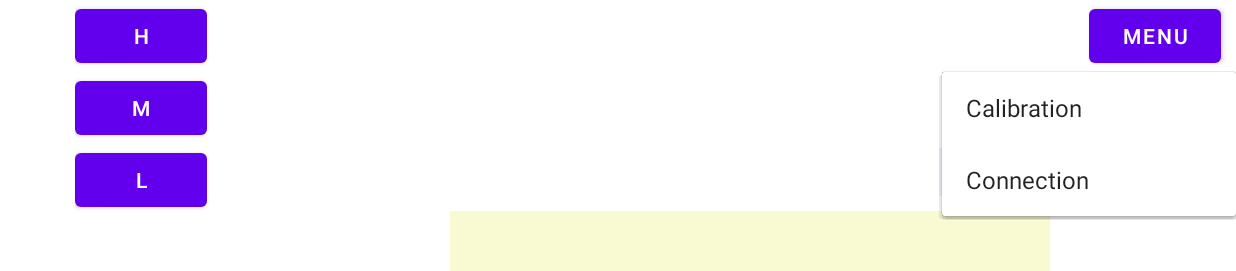
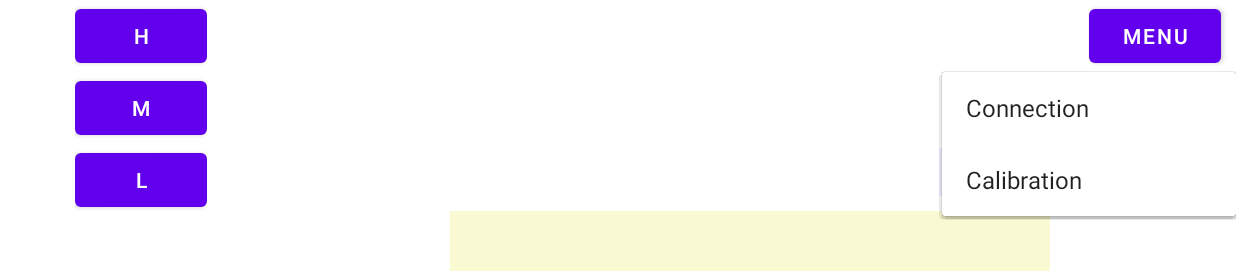
Before and after one commit to seagochen/PetoiControllerKotlin, an Android app: the screen it shows after launch (MainActivity), after a tap on "MENU", on a phone screen of 824 x 412 dp (held sideways). Shown: the top 271 px of the screen. Run offline under Robolectric (Android 15) with nearby library versions, the phone set to English and light mode, and no system bars.

Commit message:
main pages of UI already linked

```diff
--- a/app/src/main/java/com/petoi/kotlin/android/app/MainActivity.kt
+++ b/app/src/main/java/com/petoi/kotlin/android/app/MainActivity.kt
@@ -1,6 +1,7 @@
 package com.petoi.kotlin.android.app
 
 import android.annotation.SuppressLint
+import android.content.Intent
 import android.os.Build
 import android.os.Bundle
 import android.util.Log
@@ -15,10 +16,15 @@ enum class KineState {
     NORMAL, RUN, CRAWL
 }
 
+enum class MotionItemState {
+    EDIT, DELETE
+}
+
 @RequiresApi(Build.VERSION_CODES.LOLLIPOP)
 class MainActivity : BluetoothBasedActivity() {
 
     private var kinestate: KineState = KineState.NORMAL
+    private var itemState: MotionItemState = MotionItemState.EDIT
 
     // 绑定弹出菜单
     private fun bindPopupMenu() {
@@ -173,6 +179,23 @@ class MainActivity : BluetoothBasedActivity() {
         }
     }
 
+    // 绑定动作增删按钮
+    private fun bindMotionItemButton() {
+        val btnAdd = findViewById<ImageButton>(R.id.btn_main_add)
+        val btnRmv = findViewById<ImageButton>(R.id.btn_main_remove)
+
+        btnAdd.setOnClickListener {
+            val intent = Intent(this@MainActivity, MotionsControlActivity::class.java)
+            intent.putExtra("position", -1)
+            intent.putExtra("cmdName", "")
+            intent.putExtra("cmdDetail", "")
+            startActivity(intent)
+        }
+        btnRmv.setOnClickListener {
+            itemState = MotionItemState.DELETE
+        }
+    }
+
     // Android Activity初始化后的调用函数
     override fun onCreate(savedInstanceState: Bundle?) {
         super.onCreate(savedInstanceState)
@@ -183,5 +206,6 @@ class MainActivity : BluetoothBasedActivity() {
         bindPopupMenu()
         bindMotionDir()
         bindKineState()
+        bindMotionItemButton()
     }
 }
--- a/app/src/main/res/layout/activity_main.xml
+++ b/app/src/main/res/layout/activity_main.xml
@@ -123,6 +123,7 @@
                 android:layout_marginBottom="10dp"
                 android:layout_marginStart="326dp">
 
+                <!-- 新增动作 -->
                 <ImageButton
                     android:id="@+id/btn_main_add"
                     android:layout_width="32dp"
@@ -133,6 +134,7 @@
                     android:src="@android:drawable/ic_input_add"
                     android:contentDescription="@string/ibt_main_remove" />
 
+                <!-- 删除动作 -->
                 <ImageButton
                     android:id="@+id/btn_main_remove"
                     android:layout_width="32dp"
--- a/app/src/main/res/layout/activity_motion.xml
+++ b/app/src/main/res/layout/activity_motion.xml
@@ -11,6 +11,7 @@
 
         <!-- Activity default -->
         <Button
+            android:id="@+id/btn_motion_back"
             android:layout_width="100dp"
             android:layout_height="wrap_content"
             android:layout_marginTop="10dp"
@@ -88,6 +89,7 @@
                 android:layout_height="wrap_content">
 
                 <Button
+                    android:id="@+id/btn_motion_test"
                     android:layout_width="100dp"
                     android:layout_height="wrap_content"
                     android:layout_centerVertical="true"
@@ -96,6 +98,7 @@
                     android:text="@string/btn_test" />
 
                 <Button
+                    android:id="@+id/btn_motion_save"
                     android:layout_width="100dp"
                     android:layout_height="wrap_content"
                     android:layout_centerVertical="true"
--- a/app/src/main/res/menu/menu_main.xml
+++ b/app/src/main/res/menu/menu_main.xml
@@ -1,7 +1,7 @@
 <?xml version="1.0" encoding="utf-8"?>
 <menu xmlns:android="http://schemas.android.com/apk/res/android">
+    <item android:id="@+id/menu_main_connector"
+        android:title="@string/menu_main_connect" />
     <item android:id="@+id/menu_main_calib"
         android:title="@string/menu_main_calib" />
-    <item android:id="@+id/menu_main_connector"
-        android:title="@string/menu_main_connect" />
 </menu>
```
Also changed, not shown: app/src/main/java/com/petoi/kotlin/android/app/MotionsControlActivity.kt (+27 -3 lines).
